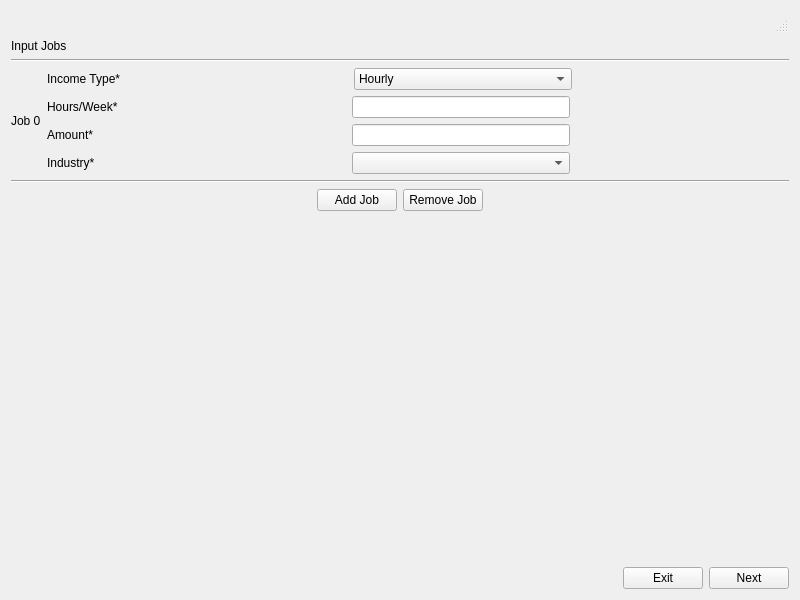
Old version of the form Application/Application/predictionInputWages.ui in the repository abutlerboudakian/future_wallet.
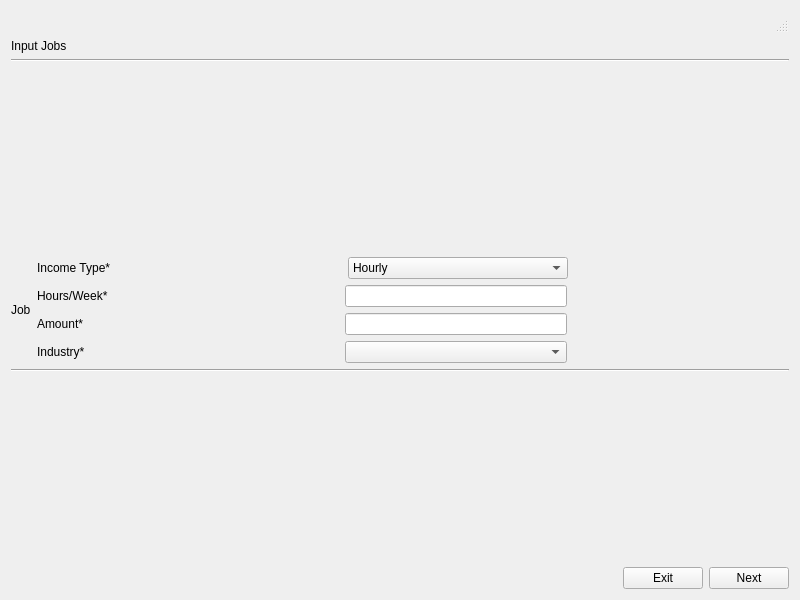
New version of the form.

```diff
--- a/Application/Application/predictionInputWages.ui
+++ b/Application/Application/predictionInputWages.ui
@@ -33,12 +33,25 @@
        </property>
       </widget>
      </item>
+     <item>
+      <spacer name="verticalSpacer_2">
+       <property name="orientation">
+        <enum>Qt::Vertical</enum>
+       </property>
+       <property name="sizeHint" stdset="0">
+        <size>
+         <width>20</width>
+         <height>40</height>
+        </size>
+       </property>
+      </spacer>
+     </item>
      <item>
       <layout class="QHBoxLayout" name="horizontalLayout">
        <item>
         <widget class="QLabel" name="label">
          <property name="text">
-          <string>Job 0</string>
+          <string>Job</string>
          </property>
         </widget>
        </item>
@@ -301,50 +314,6 @@
        </property>
       </widget>
      </item>
-     <item>
-      <layout class="QHBoxLayout" name="horizontalLayout_2">
-       <item>
-        <spacer name="horizontalSpacer_2">
-         <property name="orientation">
-          <enum>Qt::Horizontal</enum>
-         </property>
-         <property name="sizeHint" stdset="0">
-          <size>
-           <width>40</width>
-           <height>20</height>
-          </size>
-         </property>
-        </spacer>
-       </item>
-       <item>
-        <widget class="QPushButton" name="pushButton">
-         <property name="text">
-          <string>Add Job</string>
-         </property>
-        </widget>
-       </item>
-       <item>
-        <widget class="QPushButton" name="pushButton_4">
-         <property name="text">
-          <string>Remove Job</string>
-         </property>
-        </widget>
-       </item>
-       <item>
-        <spacer name="horizontalSpacer">
-         <property name="orientation">
-          <enum>Qt::Horizontal</enum>
-         </property>
-         <property name="sizeHint" stdset="0">
-          <size>
-           <width>40</width>
-           <height>20</height>
-          </size>
-         </property>
-        </spacer>
-       </item>
-      </layout>
-     </item>
      <item>
       <spacer name="verticalSpacer">
        <property name="orientation">
```
Left out of the diff: 8 changed lines with no effect on the pictures.
